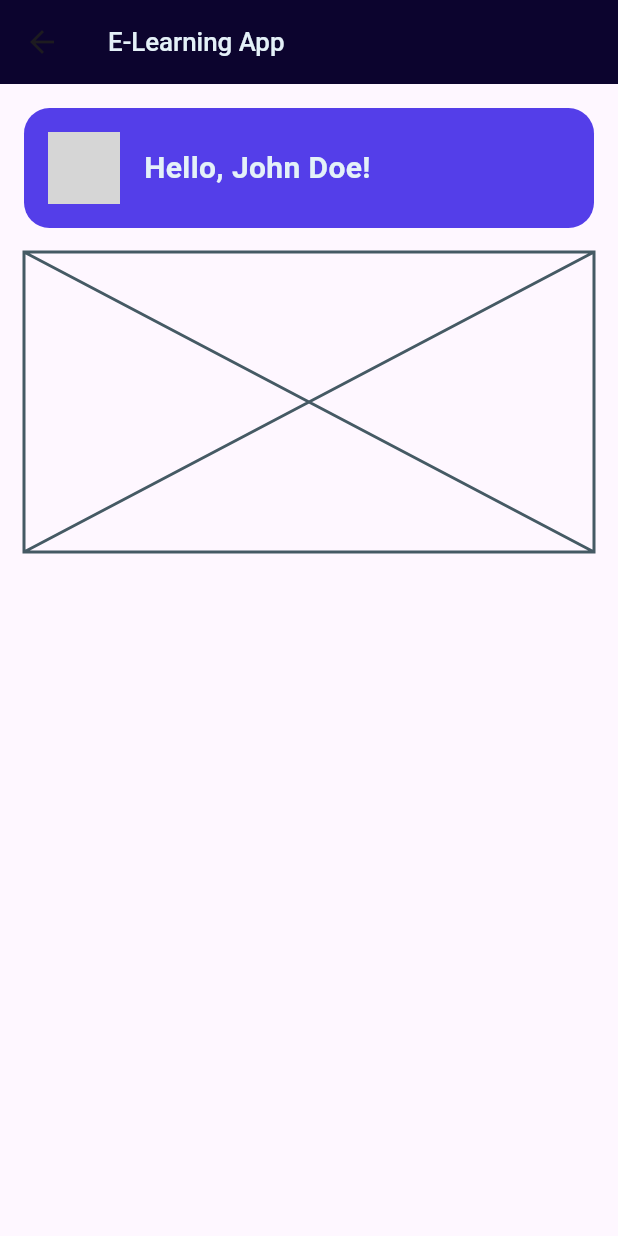
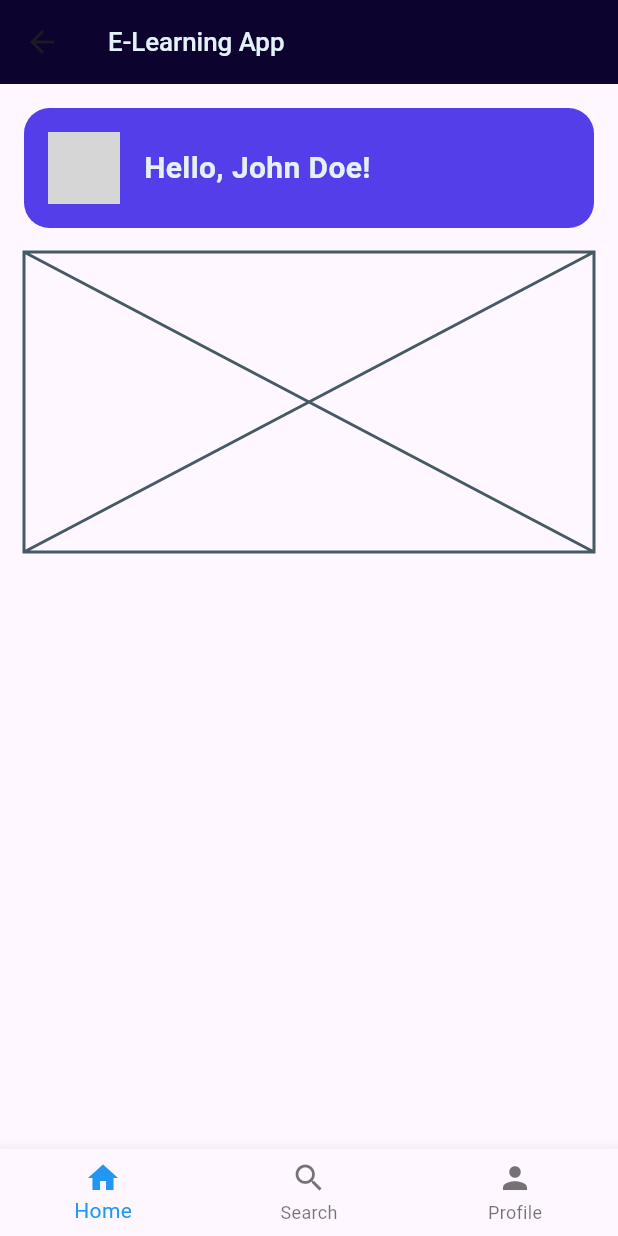
Before and after one commit to irfanarfianto/e-learning-apps, a Flutter app: the screen it shows after launch, after a tap on "Login", on a phone screen of 412 x 824 dp. Run offline on Flutter 3.47's test engine with Material 3 defaults, Android fonts, the phone set to English and light mode, and no system bars; Roboto replaces fonts that are missing (DM Sans); grey boxes are pictures that could not be loaded.

Commit message:
Add bottom navigation bar to HomeScreen

```diff
--- a/lib/main.dart
+++ b/lib/main.dart
@@ -9,74 +9,59 @@ class MyApp extends StatelessWidget {
   @override
   Widget build(BuildContext context) {
     return MaterialApp(
-      title: 'E-Learning App',
-      theme: ThemeData(
-        primarySwatch: Colors.blue,
-      ),
       home: SplashScreen(),
     );
   }
 }
 
+// class HomeScreen extends StatefulWidget {
+//   @override
+//   _HomeScreenState createState() => _HomeScreenState();
+// }
 
+// class _HomeScreenState extends State<HomeScreen> {
+//   int _selectedIndex = 0;
 
-// class MyApp extends StatelessWidget {
+//   static const List<Widget> _widgetOptions = <Widget>[
+//     Text('Home Page'), // Konten untuk indeks 0 (Home)
+//     Text('Search Page'), // Konten untuk indeks 1 (Search)
+//     Text('Profile Page'), // Konten untuk indeks 2 (Profile)
+//   ];
+
+//   void _onItemTapped(int index) {
+//     setState(() {
+//       _selectedIndex = index;
+//     });
+//   }
+
 //   @override
 //   Widget build(BuildContext context) {
-//     return MaterialApp(
-//       title: 'E-Learning App',
-//       theme: ThemeData(
-//         primarySwatch: Colors.blue,
+//     return Scaffold(
+//       appBar: AppBar(
+//         title: Text('Bottom Navigation Bar Example'),
 //       ),
-//       home: Scaffold(
-//         appBar: AppBar(
-//           title: Text(
-//             'E-Learning App',
-//             style: TextStyle(
-//               color: Color(0xFFE4F1F8),
-//               fontSize: 17.28,
-//               fontFamily: 'DM Sans',
-//               fontWeight: FontWeight.w500,
-//               height: 0,
-//             ),
+//       body: Center(
+//         child: _widgetOptions.elementAt(
+//             _selectedIndex), // Menampilkan konten sesuai indeks yang dipilih
+//       ),
+//       bottomNavigationBar: BottomNavigationBar(
+//         items: const <BottomNavigationBarItem>[
+//           BottomNavigationBarItem(
+//             icon: Icon(Icons.home),
+//             label: 'Home',
 //           ),
-//           backgroundColor: Color(0xFF0C042E),
-//         ),
-//         body: Container(
-//           padding: const EdgeInsets.all(16.0),
-//           decoration: BoxDecoration(color: Color(0xFF0C042E)),
-//           child: GridView.count(
-//             crossAxisCount: 2,
-//             crossAxisSpacing: 16.0,
-//             mainAxisSpacing: 16.0,
-//             children: [
-//               // Ganti dengan item-item sesuai kebutuhan
-//               _buildGridItem('Item 1'),
-//               _buildGridItem('Item 2'),
-//               _buildGridItem('Item 3'),
-//               _buildGridItem('Item 4'),
-//             ],
+//           BottomNavigationBarItem(
+//             icon: Icon(Icons.search),
+//             label: 'Search',
 //           ),
-//         ),
-//       ),
-//     );
-//   }
-
-//   Widget _buildGridItem(String itemName) {
-//     return Container(
-//       decoration: BoxDecoration(
-//         color: Color(0xFF543EE9),
-//         borderRadius: BorderRadius.circular(17.0),
-//       ),
-//       child: Center(
-//         child: Text(
-//           itemName,
-//           style: TextStyle(
-//             color: Color(0xFFE4F1F8),
-//             fontSize: 20.0,
-//             fontWeight: FontWeight.bold,
+//           BottomNavigationBarItem(
+//             icon: Icon(Icons.person),
+//             label: 'Profile',
 //           ),
-//         ),
+//         ],
+//         currentIndex: _selectedIndex,
+//         selectedItemColor: Colors.blue,
+//         onTap: _onItemTapped,
 //       ),
 //     );
 //   }
--- a/lib/screens/home_screen.dart
+++ b/lib/screens/home_screen.dart
@@ -60,6 +60,30 @@ class HomeScreen extends StatelessWidget {
           ],
         ),
       ),
+      bottomNavigationBar: BottomNavigationBar(
+        items: const <BottomNavigationBarItem>[
+          BottomNavigationBarItem(
+            icon: Icon(Icons.home),
+            label: 'Home',
+          ),
+          BottomNavigationBarItem(
+            icon: Icon(Icons.search),
+            label: 'Search',
+          ),
+          BottomNavigationBarItem(
+            icon: Icon(Icons.person),
+            label: 'Profile',
+          ),
+        ],
+        selectedItemColor: Colors.blue,
+        currentIndex:
+            0, // Ganti sesuai dengan indeks halaman yang ingin ditampilkan
+        onTap: (int index) {
+          // Handle navigasi ketika item bottom navigation bar ditekan
+          // Misalnya, menggunakan Navigator untuk pindah halaman
+          // Navigator.of(context).pushNamed('/halaman_ke-${index + 1}');
+        },
+      ),
     );
   }
 }
```
Also changed, not shown: lib/screens/auth/register_screen.dart (+20 -51 lines).
